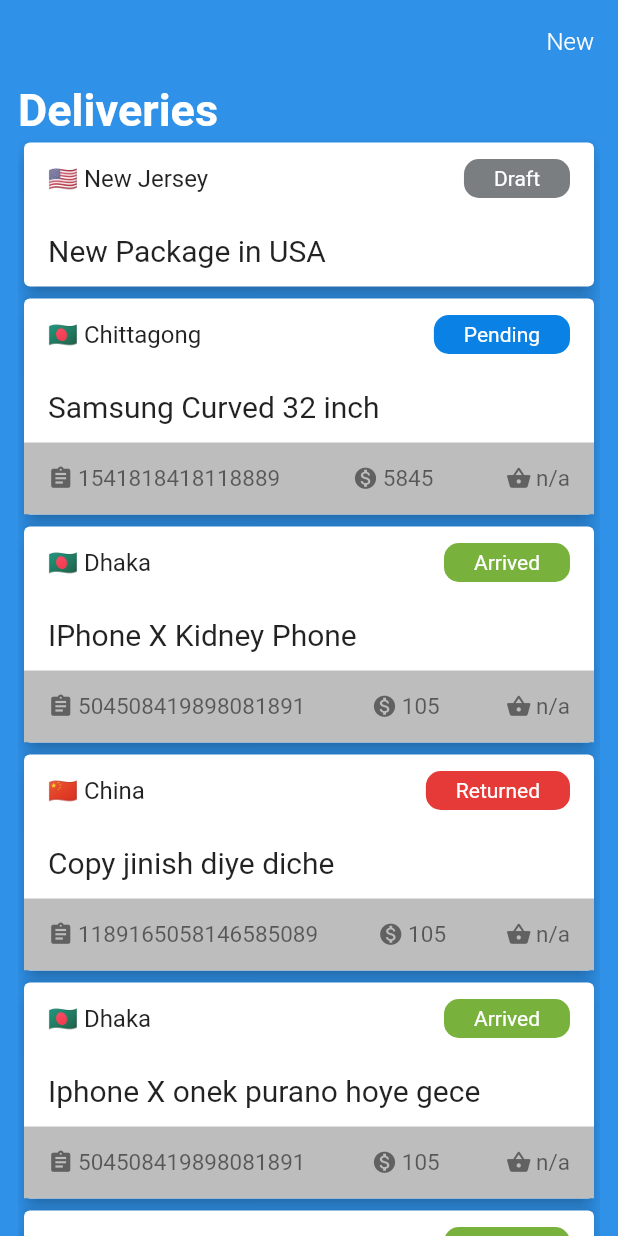
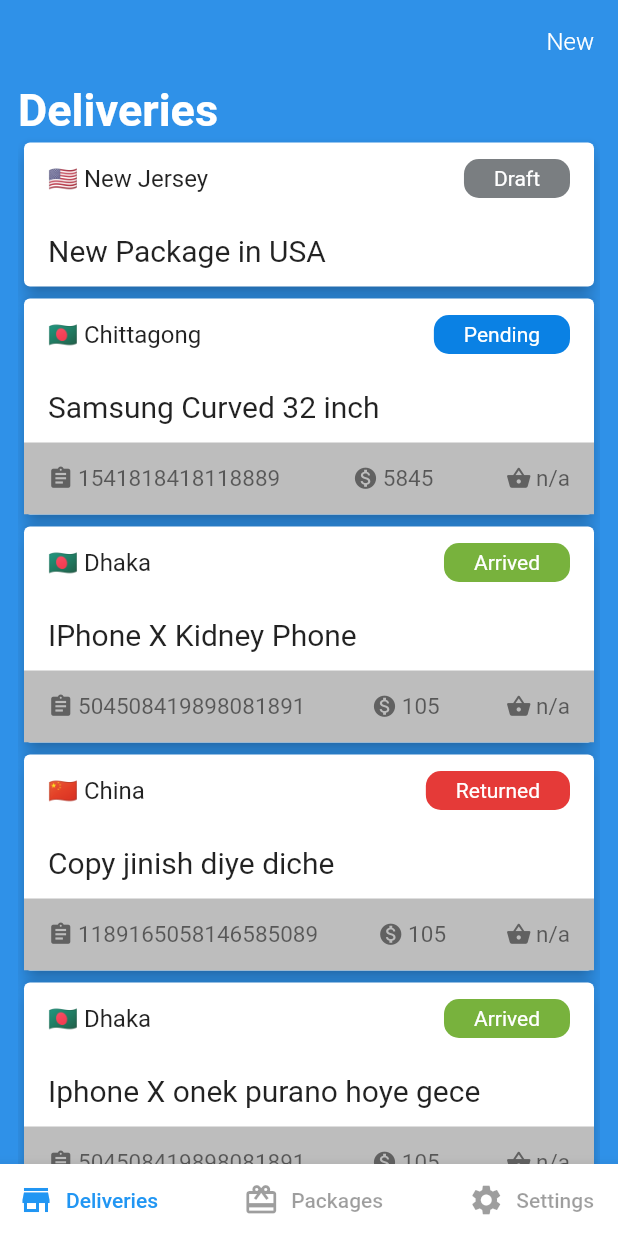
Before and after one commit to abdulmominsakib/Flutter-UI-Challenge-BD, a Flutter app: the screen it shows after launch, on a phone screen of 412 x 824 dp. Run offline on Flutter 3.47's test engine with Material 2 defaults, Android fonts, the phone set to English and light mode, and no system bars.

Commit message:
Added bottom navigation to deliveryScreen

```diff
--- a/lib/deliveryScreen/deliveryScreen.dart
+++ b/lib/deliveryScreen/deliveryScreen.dart
@@ -89,6 +89,34 @@ class _DeliveryScreenState extends State<DeliveryScreen> {
     return MaterialApp(
       debugShowCheckedModeBanner: false,
       home: Scaffold(
+        bottomNavigationBar: BottomAppBar(
+          child: Row(
+            mainAxisAlignment: MainAxisAlignment.spaceBetween,
+            children: [
+              FlatButton.icon(
+                onPressed: null,
+                icon: Icon(
+                  Icons.store,
+                  color: Colors.blue,
+                ),
+                label: Text(
+                  'Deliveries',
+                  style: TextStyle(color: Colors.blue),
+                ),
+              ),
+              FlatButton.icon(
+                onPressed: null,
+                icon: Icon(Icons.redeem),
+                label: Text('Packages'),
+              ),
+              FlatButton.icon(
+                onPressed: null,
+                icon: Icon(Icons.settings),
+                label: Text('Settings'),
+              ),
+            ],
+          ),
+        ),
         backgroundColor: Color(0xFF2F91E8),
         appBar: AppBar(
           backgroundColor: Color(0xFF2F91E8),
```
